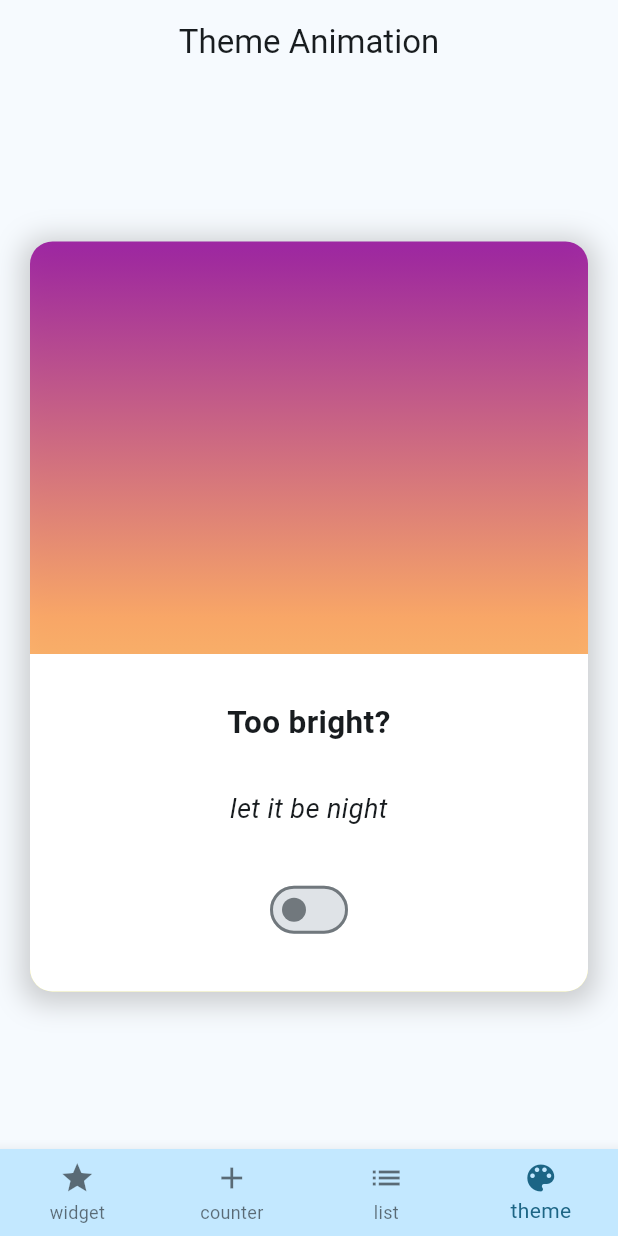
After one commit to atanashristov/flutter-and-dart-zero-to-mastery, a Flutter app: the screen it shows after launch, item 4 of the bottom bar chosen, on a phone screen of 412 x 824 dp. The commit adds this screen. Run offline on Flutter 3.47's test engine with Material 2 defaults, Android fonts, the phone set to English and light mode, and no system bars; network calls fail.

Commit message:
#5: Flutter: 61: Animations I

```diff
--- /dev/null
+++ b/code/section5-flutter_basics/basic_widgets/lib/ui/presentation/theme_animation/theme_animation_screen.dart
@@ -0,0 +1,98 @@
+import 'package:basic_widgets/ui/application/theme_service.dart';
+import 'package:flutter/material.dart';
+import 'package:provider/provider.dart';
+
+class ThemeAnimationScreen extends StatelessWidget {
+  const ThemeAnimationScreen({super.key});
+
+  @override
+  Widget build(BuildContext context) {
+    return Scaffold(
+      appBar: AppBar(
+        title: const Text('Theme Animation'),
+        centerTitle: true,
+      ),
+      body: Consumer<ThemeService>(
+        builder: (context, themeService, child) {
+          return Center(
+            child: Padding(
+              padding: const EdgeInsets.symmetric(horizontal: 20),
+              child: Container(
+                height: 500,
+                decoration: BoxDecoration(
+                  boxShadow: [
+                    BoxShadow(
+                      color: (themeService.isDarkMode ? Colors.black : Colors.grey).withOpacity(0.5),
+                      spreadRadius: 5,
+                      blurRadius: 15,
+                      offset: const Offset(0, 3), // changes position of shadow
+                    ),
+                  ],
+                  borderRadius: BorderRadius.circular(15),
+                  color: Colors.blue,
+                  gradient: LinearGradient(
+                    colors: themeService.isDarkMode
+                        ? [
+                            const Color(0xFF200F75),
+                            const Color(0xFF94A9FF),
+                            const Color(0xFF6B66CC),
+                          ]
+                        : [
+                            const Color(0xDD940B99),
+                            const Color(0xDDFFA057),
+                            const Color(0xDDFFFA66),
+                          ],
+                    end: Alignment.bottomCenter,
+                    begin: Alignment.topCenter,
+                  ),
+                ),
+                child: Stack(
+                  // (*) We can align all the elements like that
+                  // alignment: Alignment.bottomCenter,
+                  children: [
+                    // (*) or we can specify for single element how to be aligned like so:
+                    Align(
+                      alignment: Alignment.bottomCenter,
+                      child: Container(
+                        height: 225,
+                        width: double.infinity,
+                        decoration: BoxDecoration(
+                          color: themeService.isDarkMode ? Colors.grey[800] : Colors.white,
+                          borderRadius: const BorderRadius.only(
+                            bottomLeft: Radius.circular(15),
+                            bottomRight: Radius.circular(15),
+                          ),
+                        ),
+                        child: Column(
+                          mainAxisAlignment: MainAxisAlignment.center,
+                          children: [
+                            Text(
+                              themeService.isDarkMode ? 'Too dark?' : 'Too bright?',
+                              style: const TextStyle(fontSize: 21, fontWeight: FontWeight.bold),
+                              textAlign: TextAlign.center,
+                            ),
+                            const SizedBox(height: 30),
+                            Text(
+                              themeService.isDarkMode ? 'let the sub rise' : 'let it be night',
+                              style: const TextStyle(fontSize: 18, fontStyle: FontStyle.italic),
+                              textAlign: TextAlign.center,
+                            ),
+                            const SizedBox(height: 30),
+                            Switch(
+                              value: themeService.isDarkMode,
+                              onChanged: (_) => themeService.toggleTheme(),
+                            )
+                          ],
+                        ),
+                      ),
+                    ),
+                  ],
+                ),
+              ),
+            ),
+          );
+        },
+      ),
+    );
+  }
+}
--- a/code/section5-flutter_basics/basic_widgets/lib/ui/root_bottom_navigation.dart
+++ b/code/section5-flutter_basics/basic_widgets/lib/ui/root_bottom_navigation.dart
@@ -1,5 +1,6 @@
 import 'package:basic_widgets/ui/presentation/counter/counter_screen.dart';
 import 'package:basic_widgets/ui/presentation/list_example/list_example_screen.dart';
+import 'package:basic_widgets/ui/presentation/theme_animation/theme_animation_screen.dart';
 import 'package:basic_widgets/ui/presentation/widget_examples/widget_examples_screen.dart';
 import 'package:flutter/material.dart';
 
@@ -22,10 +23,13 @@ class _RootBottomNavigationState extends State<RootBottomNavigation> {
           WidgetExamplesScreen(),
           CounterScreen(),
           ListExampleScreen(),
+          ThemeAnimationScreen(),
         ],
       ),
       // Can be custom implemented bottom navigation bar, or use `BottomNavigationBar` material component.
       bottomNavigationBar: BottomNavigationBar(
+        // It's weird sometimes, fixed saves the day...
+        type: BottomNavigationBarType.fixed,
         currentIndex: _currentIndex,
         // selectedItemColor: Colors.blue,
         backgroundColor: Theme.of(context).colorScheme.primaryContainer,
@@ -37,7 +41,7 @@ class _RootBottomNavigationState extends State<RootBottomNavigation> {
         items: const [
           BottomNavigationBarItem(
             icon: Icon(Icons.star),
-            label: 'widget examples',
+            label: 'widget',
           ),
           BottomNavigationBarItem(
             icon: Icon(Icons.add),
@@ -45,8 +49,9 @@ class _RootBottomNavigationState extends State<RootBottomNavigation> {
           ),
           BottomNavigationBarItem(
             icon: Icon(Icons.list),
-            label: 'list example',
+            label: 'list',
           ),
+          BottomNavigationBarItem(icon: Icon(Icons.color_lens), label: 'theme')
         ],
       ),
     );
```
Also changed, not shown: 1 other file.
